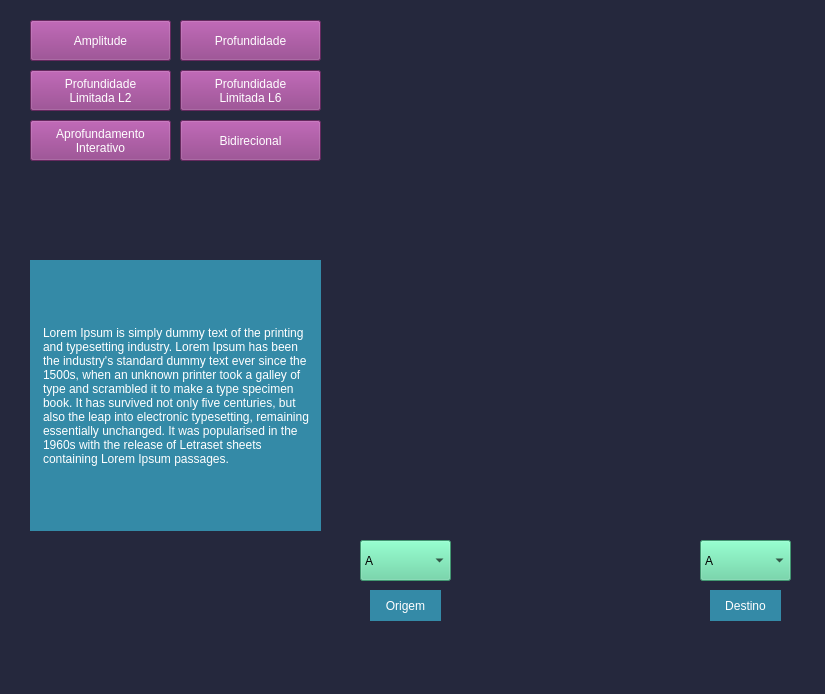
Above: Mario_Party.ui from RodgerOliver/mario-party-unitau before the change. Below: the same form after it.
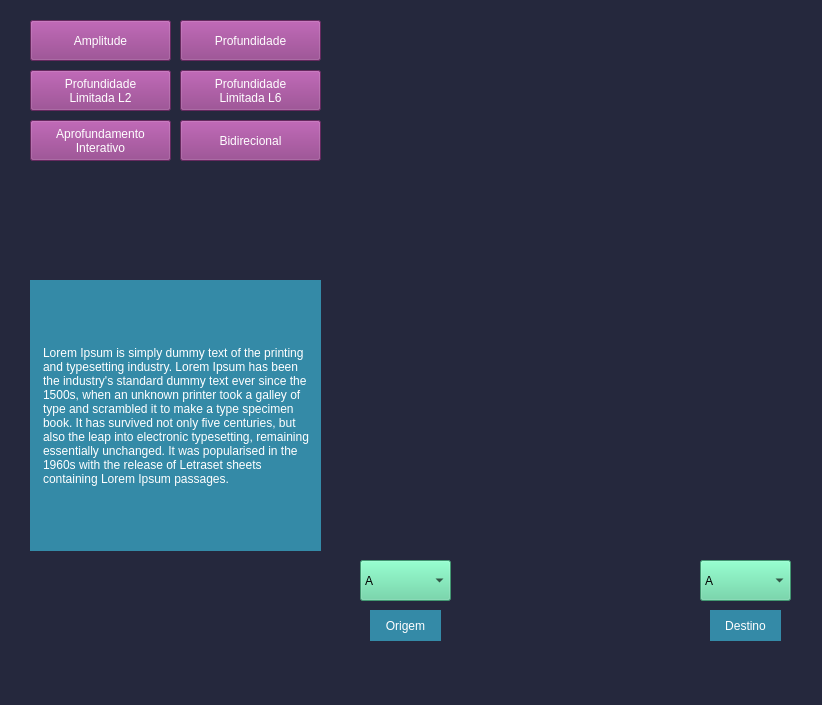
That is the form after the change. Icons and pictures are not drawn.

Commit message: Alterar tamanho da image de seleção de caracter

```diff
--- a/Mario_Party.ui
+++ b/Mario_Party.ui
@@ -6,8 +6,8 @@
    <rect>
     <x>0</x>
     <y>0</y>
-    <width>825</width>
-    <height>694</height>
+    <width>822</width>
+    <height>705</height>
    </rect>
   </property>
   <property name="windowTitle">
@@ -59,7 +59,7 @@
       <x>360</x>
       <y>20</y>
       <width>431</width>
-      <height>221</height>
+      <height>241</height>
      </rect>
     </property>
     <property name="text">
@@ -76,7 +76,7 @@
     <property name="geometry">
      <rect>
       <x>360</x>
-      <y>260</y>
+      <y>280</y>
       <width>431</width>
       <height>271</height>
      </rect>
@@ -196,7 +196,7 @@
     <property name="geometry">
      <rect>
       <x>30</x>
-      <y>260</y>
+      <y>280</y>
       <width>291</width>
       <height>271</height>
      </rect>
@@ -221,7 +221,7 @@
     <property name="geometry">
      <rect>
       <x>360</x>
-      <y>540</y>
+      <y>560</y>
       <width>91</width>
       <height>41</height>
      </rect>
@@ -363,7 +363,7 @@
     <property name="geometry">
      <rect>
       <x>370</x>
-      <y>590</y>
+      <y>610</y>
       <width>71</width>
       <height>31</height>
      </rect>
@@ -391,7 +391,7 @@
     <property name="geometry">
      <rect>
       <x>700</x>
-      <y>540</y>
+      <y>560</y>
       <width>91</width>
       <height>41</height>
      </rect>
@@ -533,7 +533,7 @@
     <property name="geometry">
      <rect>
       <x>710</x>
-      <y>590</y>
+      <y>610</y>
       <width>71</width>
       <height>31</height>
      </rect>
```
Left out of the diff: 2 changed lines with no effect on the pictures.
